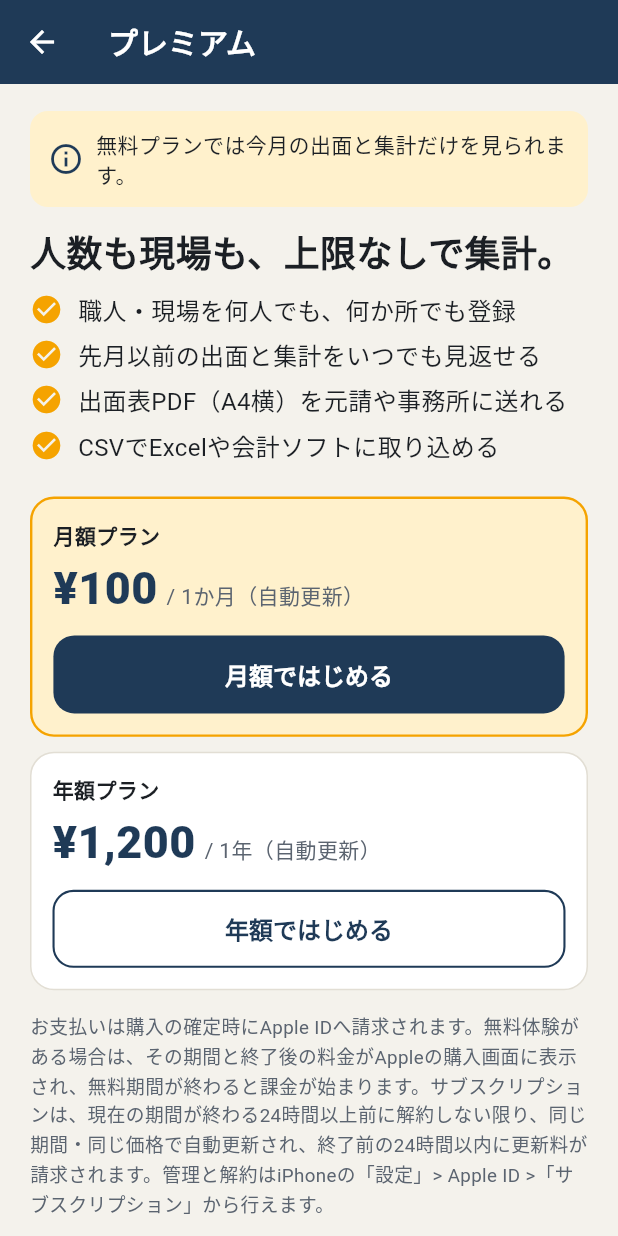
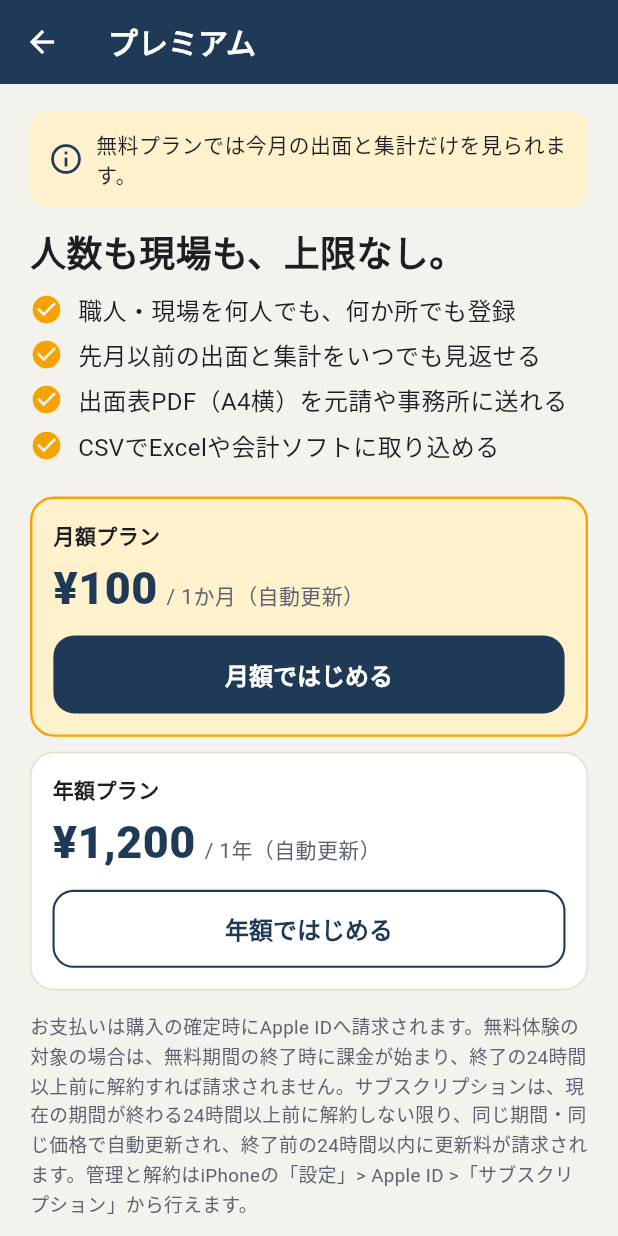
Before and after one commit to cedric1963y-lab/dezura-nittou-kun, a Flutter app: the screen it shows after launch, after a tap on the "chevron left" icon, on a phone screen of 412 x 824 dp. Run offline on Flutter 3.47's test engine with Material 3 defaults, Android fonts, the phone set to English and light mode, and no system bars; our stand-ins replace in_app_purchase, pdf, printing, share_plus; missing offline and left inert: in_app_purchase_storekit.

Commit message:
1週間無料体験の表示、撮影用ゲートウェイ（デバッグのみ）、スクリーンショット撮影スクリプト、表示の調整

```diff
--- a/lib/main.dart
+++ b/lib/main.dart
@@ -8,13 +8,15 @@ import 'package:path_provider/path_provider.dart';
 import 'app_shell.dart';
 import 'data/repository.dart';
 import 'plan/limits.dart';
+import 'services/screenshot_purchase_gateway.dart';
 import 'services/store_purchase_gateway.dart';
 import 'state/app_controller.dart';
 import 'theme.dart';
 
 /// Debug builds only, for App Store screenshots of the live UI:
-/// `flutter run --dart-define=SCREENSHOT_PREMIUM=true --dart-define=SCREENSHOT_TAB=1`.
+/// `flutter run --dart-define=SCREENSHOT=true --dart-define=SCREENSHOT_PREMIUM=true --dart-define=SCREENSHOT_TAB=1`.
 /// Release builds ignore both.
+const _screenshot = bool.fromEnvironment('SCREENSHOT');
 const _screenshotPremium = bool.fromEnvironment('SCREENSHOT_PREMIUM');
 const _screenshotTab = int.fromEnvironment('SCREENSHOT_TAB');
 
@@ -51,8 +53,10 @@ class _BootAppState extends State<BootApp> {
       );
       final controller = AppController(
         repository: repository,
-        purchases: StorePurchaseGateway(),
-        demoPremium: kDebugMode && _screenshotPremium,
+        purchases: kDebugMode && _screenshot
+            ? ScreenshotPurchaseGateway()
+            : StorePurchaseGateway(),
+        demoPremium: kDebugMode && _screenshot && _screenshotPremium,
       );
       await controller.load();
       if (!mounted) {
@@ -78,7 +82,7 @@ class _BootAppState extends State<BootApp> {
     if (controller != null) {
       return AppShell(
         controller: controller,
-        startTab: kDebugMode ? _screenshotTab : 0,
+        startTab: kDebugMode && _screenshot ? _screenshotTab : 0,
       );
     }
     return MaterialApp(
--- a/lib/plan/limits.dart
+++ b/lib/plan/limits.dart
@@ -12,6 +12,9 @@ abstract final class PlanLimits {
   static const monthlyPriceLabel = '¥100';
   static const yearlyPriceLabel = '¥1,200';
   static const bundleId = 'jp.dezura.app';
+
+  /// Introductory offer set in App Store Connect for both products.
+  static const freeTrialLabel = '1週間';
 
   static const premiumProductIds = {monthlyProductId, yearlyProductId};
 
--- a/lib/screens/calendar_screen.dart
+++ b/lib/screens/calendar_screen.dart
@@ -239,7 +239,7 @@ class _MonthGrid extends StatelessWidget {
   }
 
   Widget _cell(int dayNumber, int column, int days) {
-    if (dayNumber < 1 || dayNumber > days) return const SizedBox(height: 54);
+    if (dayNumber < 1 || dayNumber > days) return const SizedBox(height: 48);
     final date = DateTime(month.year, month.month, dayNumber);
     final isSelected = isSameDay(date, selected);
     final isToday = isSameDay(date, today);
@@ -260,7 +260,7 @@ class _MonthGrid extends StatelessWidget {
           borderRadius: BorderRadius.circular(10),
           onTap: () => onSelect(date),
           child: Container(
-            height: 50,
+            height: 44,
             decoration: isToday && !isSelected
                 ? BoxDecoration(
                     borderRadius: BorderRadius.circular(10),
@@ -280,7 +280,7 @@ class _MonthGrid extends StatelessWidget {
                         : color,
                   ),
                 ),
-                const SizedBox(height: 2),
+                const SizedBox(height: 1),
                 if (units > 0)
                   Container(
                     padding: const EdgeInsets.symmetric(
--- a/lib/screens/premium_screen.dart
+++ b/lib/screens/premium_screen.dart
@@ -109,7 +109,7 @@ class _PremiumScreenState extends State<PremiumScreen> {
             const SizedBox(height: 14),
           ],
           const Text(
-            '人数も現場も、上限なしで集計。',
+            '人数も現場も、上限なし。',
             style: TextStyle(
               fontSize: 24,
               fontWeight: FontWeight.w800,
@@ -134,6 +134,7 @@ class _PremiumScreenState extends State<PremiumScreen> {
             name: '月額プラン',
             price: controller.priceFor(PlanLimits.monthlyProductId),
             period: '/ 1か月（自動更新）',
+            trial: controller.trialFor(PlanLimits.monthlyProductId),
             emphasized: true,
             child: FilledButton(
               key: const Key('buy-monthly'),
@@ -146,6 +147,8 @@ class _PremiumScreenState extends State<PremiumScreen> {
                   : Text(
                       _current(controller, PlanLimits.monthlyProductId)
                           ? '月額を契約中'
+                          : controller.trialFor(PlanLimits.monthlyProductId) != null
+                          ? '${controller.trialFor(PlanLimits.monthlyProductId)}無料で月額をはじめる'
                           : '月額ではじめる',
                     ),
             ),
@@ -155,6 +158,7 @@ class _PremiumScreenState extends State<PremiumScreen> {
             name: '年額プラン',
             price: controller.priceFor(PlanLimits.yearlyProductId),
             period: '/ 1年（自動更新）',
+            trial: controller.trialFor(PlanLimits.yearlyProductId),
             emphasized: false,
             child: OutlinedButton(
               key: const Key('buy-yearly'),
@@ -165,13 +169,15 @@ class _PremiumScreenState extends State<PremiumScreen> {
               child: Text(
                 _current(controller, PlanLimits.yearlyProductId)
                     ? '年額を契約中'
+                    : controller.trialFor(PlanLimits.yearlyProductId) != null
+                    ? '${controller.trialFor(PlanLimits.yearlyProductId)}無料で年額をはじめる'
                     : '年額ではじめる',
               ),
             ),
           ),
           const SizedBox(height: 14),
           const Text(
-            'お支払いは購入の確定時にApple IDへ請求されます。無料体験がある場合は、その期間と終了後の料金がAppleの購入画面に表示され、無料期間が終わると課金が始まります。サブスクリプションは、現在の期間が終わる24時間以上前に解約しない限り、同じ期間・同じ価格で自動更新され、終了前の24時間以内に更新料が請求されます。管理と解約はiPhoneの「設定」> Apple ID >「サブスクリプション」から行えます。',
+            'お支払いは購入の確定時にApple IDへ請求されます。無料体験の対象の場合は、無料期間の終了時に課金が始まり、終了の24時間以上前に解約すれば請求されません。サブスクリプションは、現在の期間が終わる24時間以上前に解約しない限り、同じ期間・同じ価格で自動更新され、終了前の24時間以内に更新料が請求されます。管理と解約はiPhoneの「設定」> Apple ID >「サブスクリプション」から行えます。',
             style: TextStyle(color: AppColors.muted, fontSize: 12.5, height: 1.5),
           ),
           if (controller.purchaseError != null) ...[
@@ -239,11 +245,13 @@ class _PlanCard extends StatelessWidget {
     required this.period,
     required this.emphasized,
     required this.child,
+    this.trial,
   });
 
   final String name;
   final String price;
   final String period;
+  final String? trial;
   final bool emphasized;
   final Widget child;
 
@@ -281,6 +289,14 @@ class _PlanCard extends StatelessWidget {
               Text(period, style: const TextStyle(color: AppColors.muted)),
             ],
           ),
+          if (trial != null)
+            Padding(
+              padding: const EdgeInsets.only(top: 2),
+              child: Text(
+                'はじめての方は$trial無料。無料期間が終わると$priceで自動更新されます。',
+                style: const TextStyle(fontSize: 13, height: 1.4),
+              ),
+            ),
           const SizedBox(height: 10),
           SizedBox(width: double.infinity, child: child),
         ],
--- a/lib/services/purchase_gateway.dart
+++ b/lib/services/purchase_gateway.dart
@@ -42,11 +42,16 @@ class StoreProduct {
     required this.id,
     required this.priceLabel,
     required this.title,
+    this.trialLabel,
   });
 
   final String id;
   final String priceLabel;
   final String title;
+
+  /// For example `1週間`. Set only when the App Store says this Apple ID can
+  /// still get the introductory free trial.
+  final String? trialLabel;
 }
 
 class StoreSubscription {
--- a/lib/services/store_purchase_gateway.dart
+++ b/lib/services/store_purchase_gateway.dart
@@ -79,18 +79,30 @@ class StorePurchaseGateway implements PurchaseGateway {
     for (final details in response.productDetails) {
       _products[details.id] = details;
     }
-    return [
-      for (final id in [
-        PlanLimits.monthlyProductId,
-        PlanLimits.yearlyProductId,
-      ])
-        if (_products[id] != null)
-          StoreProduct(
-            id: id,
-            priceLabel: _products[id]!.price,
-            title: _products[id]!.title,
-          ),
-    ];
+    final result = <StoreProduct>[];
+    for (final id in [PlanLimits.monthlyProductId, PlanLimits.yearlyProductId]) {
+      final details = _products[id];
+      if (details == null) continue;
+      result.add(
+        StoreProduct(
+          id: id,
+          priceLabel: details.price,
+          title: details.title,
+          trialLabel: await _trialEligible(id)
+              ? PlanLimits.freeTrialLabel
+              : null,
+        ),
+      );
+    }
+    return result;
+  }
+
+  Future<bool> _trialEligible(String productId) async {
+    try {
+      return await SK2Product.isIntroductoryOfferEligible(productId);
+    } catch (_) {
+      return false;
+    }
   }
 
   @override
--- a/lib/state/app_controller.dart
+++ b/lib/state/app_controller.dart
@@ -63,6 +63,14 @@ class AppController extends ChangeNotifier {
       if (product.id == productId) return product.priceLabel;
     }
     return PlanLimits.priceLabelFor(productId);
+  }
+
+  /// `1週間` when the App Store offers this Apple ID the free trial.
+  String? trialFor(String productId) {
+    for (final product in storeProducts) {
+      if (product.id == productId) return product.trialLabel;
+    }
+    return null;
   }
 
   Future<void> load() async {
--- a/lib/theme.dart
+++ b/lib/theme.dart
@@ -68,6 +68,7 @@ ThemeData buildTheme() {
       }),
     ),
     dividerColor: AppColors.line,
+    dividerTheme: const DividerThemeData(color: AppColors.line, thickness: 1),
     floatingActionButtonTheme: const FloatingActionButtonThemeData(
       backgroundColor: AppColors.amber,
       foregroundColor: AppColors.ink,
```
Also changed, not shown: lib/services/screenshot_purchase_gateway.dart (added, +38 -0 lines), 7 other files.
